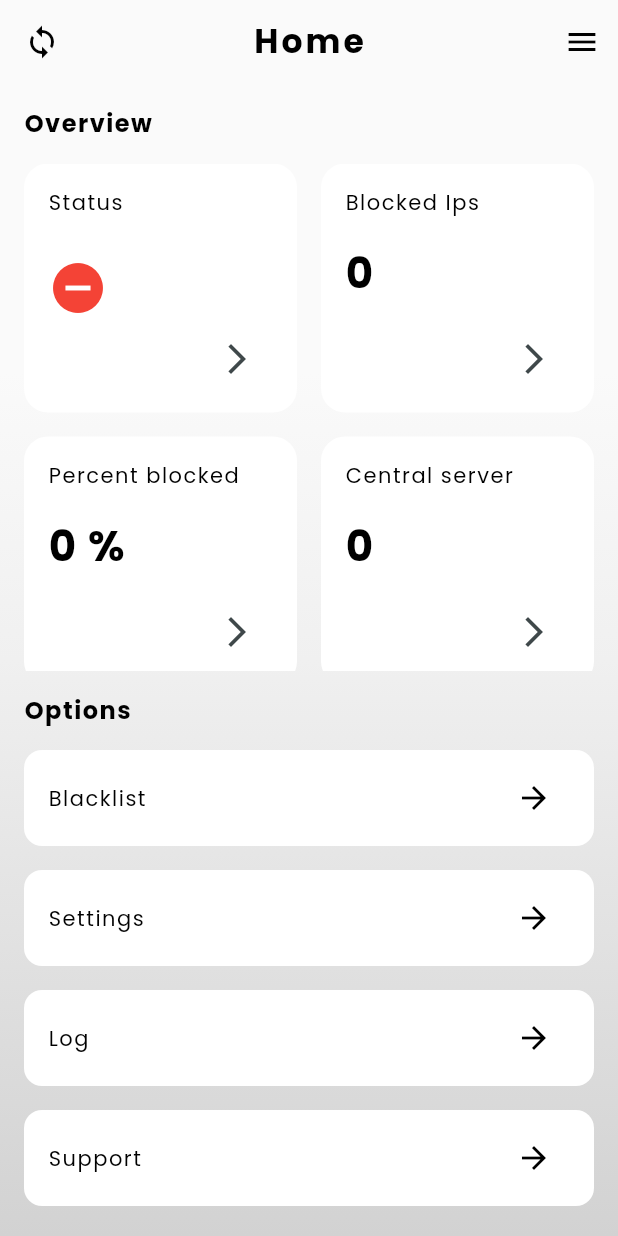
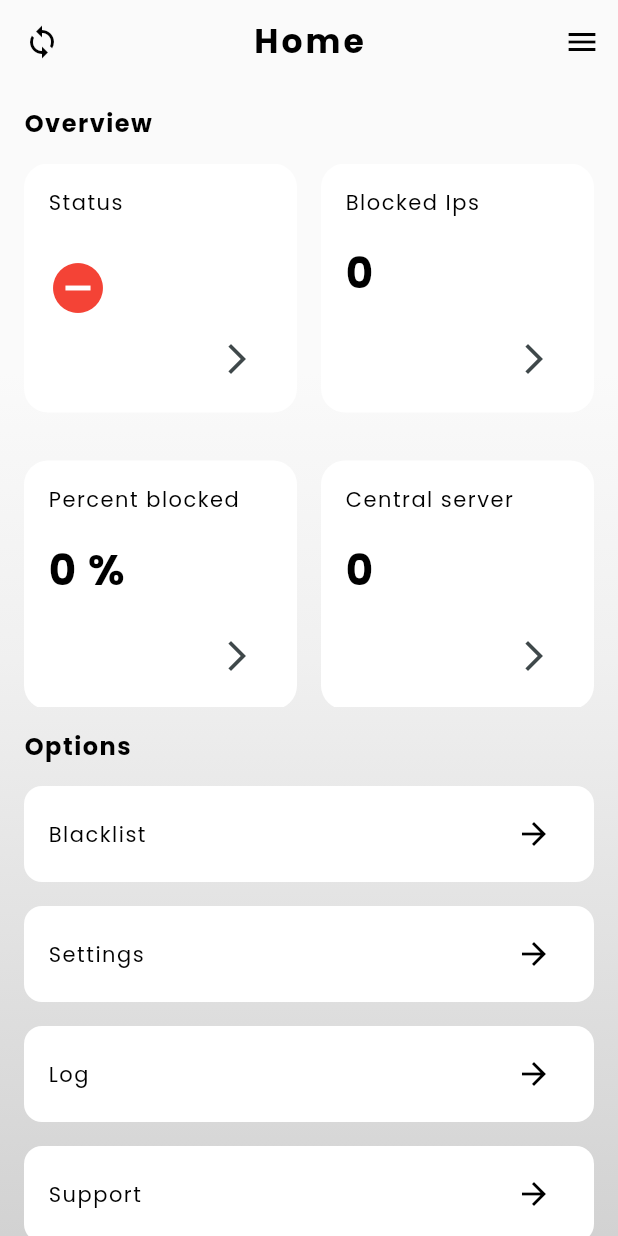
Before and after one commit to Gustav2/NetSparrow, a Flutter app: the screen it shows after launch, on a phone screen of 412 x 824 dp. Run offline on Flutter 3.47's test engine with Material 3 defaults, Android fonts, the phone set to English and light mode, and no system bars; our stand-ins replace fl_chart; network calls fail.

Commit message:
updated card grrid

```diff
--- a/mobile_UI/lib/screens/home/info_card_grid.dart
+++ b/mobile_UI/lib/screens/home/info_card_grid.dart
@@ -1,6 +1,13 @@
 import 'package:flutter/material.dart';
 
+/// A grid of information cards that displays children in a 2-column layout.
 class InfoCardGrid extends StatelessWidget {
+  // Constants for layout calculations
+  static const double _cardPadding = 16.0;
+  static const double _gridSpacing = 16.0;
+  static const double _cardHeight = 165.0;
+  static const int _columnsCount = 2;
+
   const InfoCardGrid(this.children, {super.key});
 
   final List<Widget> children;
@@ -8,17 +15,16 @@ class InfoCardGrid extends StatelessWidget {
   @override
   Widget build(BuildContext context) {
     return Padding(
-        padding: const EdgeInsets.symmetric(horizontal: 16),
+        padding: const EdgeInsets.symmetric(horizontal: _cardPadding),
         child: SizedBox(
-          height: (children.length / 2).ceil() *
-              (165 + 4),
+          height: (children.length / _columnsCount).ceil() * (_cardHeight + _gridSpacing),
           child: GridView.builder(
             physics: const NeverScrollableScrollPhysics(),
             gridDelegate: const SliverGridDelegateWithFixedCrossAxisCount(
-              crossAxisCount: 2,
+              crossAxisCount: _columnsCount,
               childAspectRatio: 1,
-              crossAxisSpacing: 16,
-              mainAxisSpacing: 0,
+              crossAxisSpacing: _gridSpacing,
+              mainAxisSpacing: _gridSpacing,
             ),
             itemCount: children.length,
             itemBuilder: (context, index) {
@@ -27,10 +33,10 @@ class InfoCardGrid extends StatelessWidget {
                 surfaceTintColor: Colors.transparent,
                 elevation: 1,
                 shape: RoundedRectangleBorder(
-                  borderRadius: BorderRadius.circular(16),
+                  borderRadius: BorderRadius.circular(_cardPadding),
                 ),
                 child: Padding(
-                  padding: const EdgeInsets.all(16),
+                  padding: const EdgeInsets.all(_cardPadding),
                   child: children[index],
                 ),
               );
```
